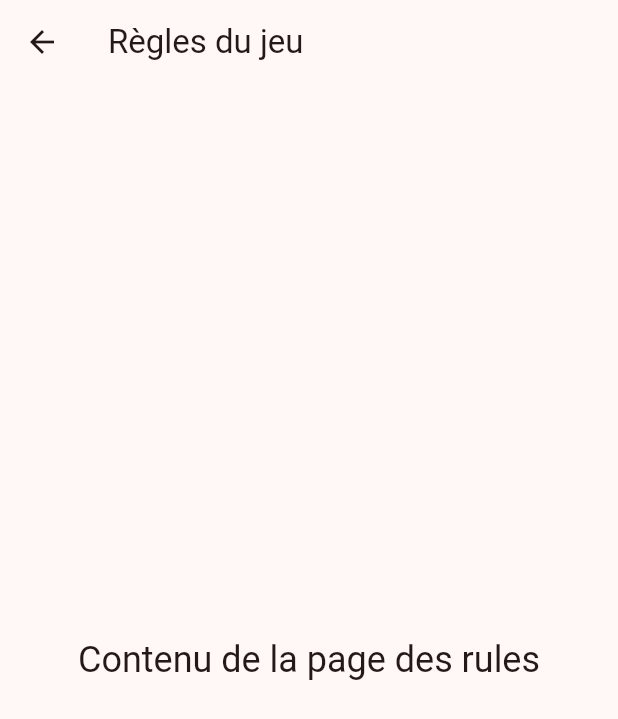
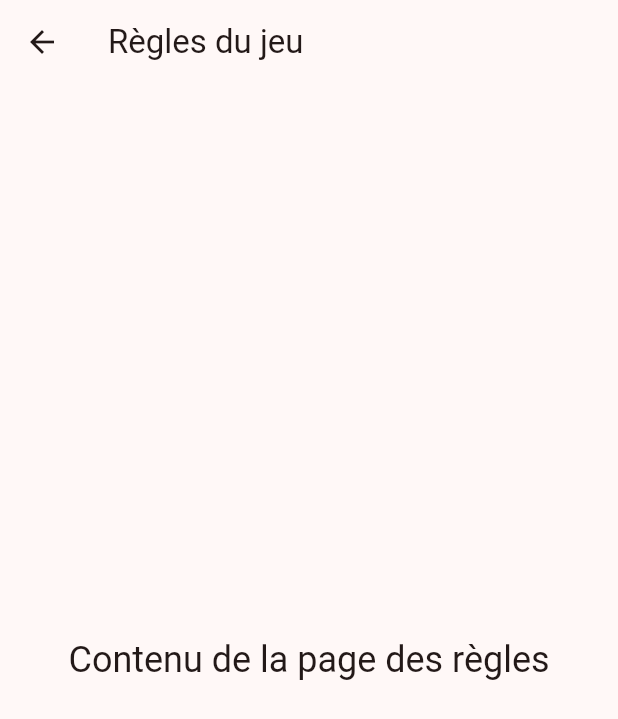
Before and after one commit to TomDubois12/TP_FLUTTER_LAPIN, a Flutter app: the RulesScreen screen opened by its route, on a phone screen of 412 x 824 dp. Shown: the top 719 px of the screen. Run offline on Flutter 3.47's test engine with Material 3 defaults, Android fonts, the phone set to English and light mode, and no system bars; our stand-ins replace go_router.

Commit message:
modif on page rules

```diff
--- a/tp_flutter_lapin/lib/ui/rules_page.dart
+++ b/tp_flutter_lapin/lib/ui/rules_page.dart
@@ -11,7 +11,7 @@ class RulesScreen extends StatelessWidget {
       ),
       body: Center(
         child: Text(
-          'Contenu de la page des rules',
+          'Contenu de la page des règles',
           style: Theme.of(context).textTheme.headline5,
         ),
       ),
```
